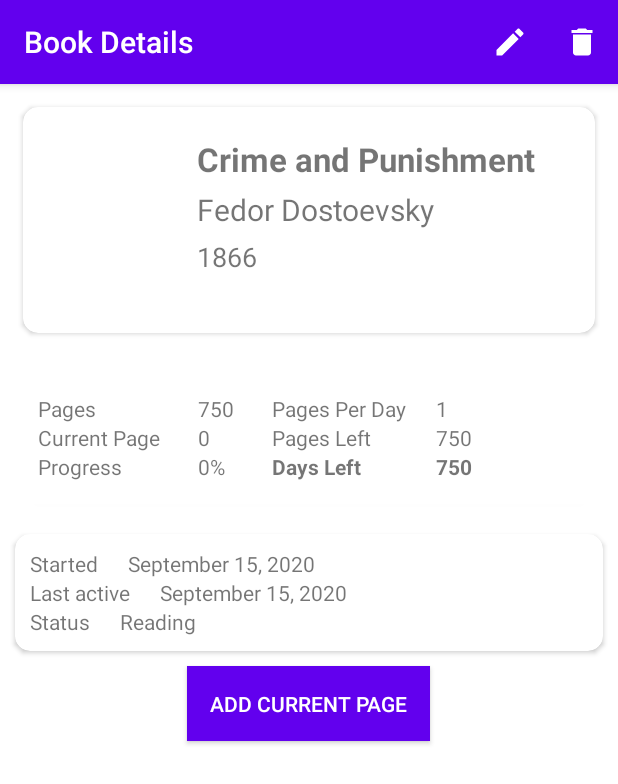
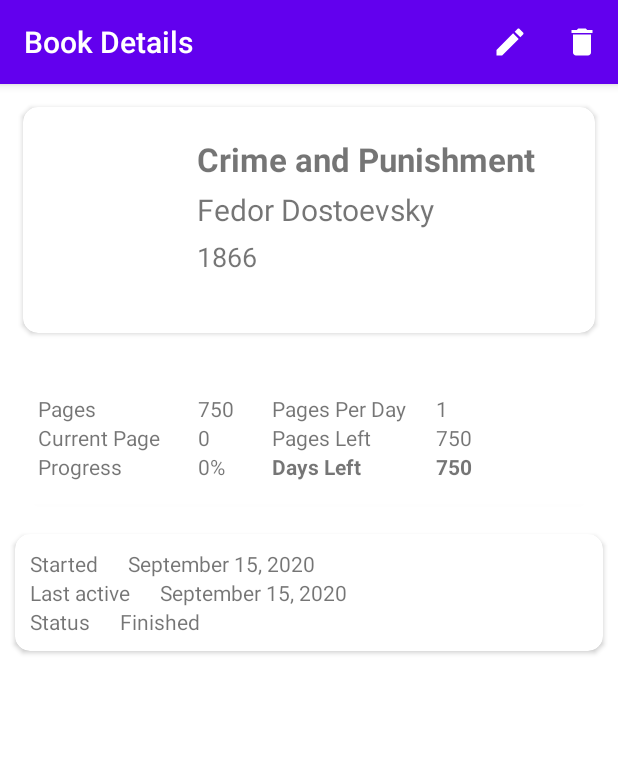
Before and after one commit to L-win/BookStats, an Android app: the screen it shows after launch (ViewBookActivity), after a tap on "1866", on a phone screen of 412 x 824 dp. Shown: the top 784 px of the screen. Run offline under Robolectric (Android 15) with nearby library versions, the phone set to English and light mode, and no system bars; our stand-ins replace Picasso, Room's generated code.

Commit message:
hide button if book is finished display warning before deleting book

```diff
--- a/app/src/main/java/com/elvina/bookstats/database/BookDatabase.java
+++ b/app/src/main/java/com/elvina/bookstats/database/BookDatabase.java
@@ -59,7 +59,17 @@ public abstract class BookDatabase extends RoomDatabase {
                     750);
             bookB.setCoverUri("");
             bookB.setDateAdded("Thu Sep 15 20:21:30 UTC 2020");
+            bookB.setReadingStatus(false);
             bookDao.insert(bookB);
+
+            Book bookC = new Book(
+                    "Prisoner",
+                    "Marcel Proust",
+                    "1936",
+                    500);
+            bookC.setCoverUri("");
+            bookC.setDateAdded("Thu Sep 29 20:21:30 UTC 2020");
+            bookDao.insert(bookC);
 
             return null;
         }
--- a/app/src/main/java/com/elvina/bookstats/ui/book/AddCurrentPageDialog.java
+++ b/app/src/main/java/com/elvina/bookstats/ui/book/AddCurrentPageDialog.java
@@ -47,7 +47,6 @@ public class AddCurrentPageDialog extends AppCompatDialogFragment {
                             int currentPage = Integer.parseInt(editTextCurrentPage.getText().toString());
                             listener.applyTexts(currentPage);
                         }
-
                     }
                 });
 
--- a/app/src/main/java/com/elvina/bookstats/ui/book/ViewBookActivity.java
+++ b/app/src/main/java/com/elvina/bookstats/ui/book/ViewBookActivity.java
@@ -7,6 +7,8 @@ import androidx.lifecycle.Observer;
 import androidx.lifecycle.ViewModelProvider;
 
 import android.app.Activity;
+import android.app.AlertDialog;
+import android.content.DialogInterface;
 import android.content.Intent;
 import android.os.Bundle;
 import android.os.Environment;
@@ -22,6 +24,7 @@ import android.widget.Toast;
 import com.elvina.bookstats.MainActivity;
 import com.elvina.bookstats.R;
 import com.elvina.bookstats.database.Book;
+import com.google.android.material.snackbar.Snackbar;
 import com.squareup.picasso.Picasso;
 
 import java.io.File;
@@ -60,6 +63,8 @@ public class ViewBookActivity extends AppCompatActivity implements AddCurrentPag
     String bookDateAdded, bookDateLastPage, bookProgress;
     long daysSpent;
 
+    Button buttonAddCurrentPage;
+
     DecimalFormat df;
 
     @Override
@@ -78,6 +83,15 @@ public class ViewBookActivity extends AppCompatActivity implements AddCurrentPag
         bookViewModel = new ViewModelProvider(this).get(BookViewModel.class);
         Book book = bookViewModel.getSingleBookMutable(intent.getIntExtra(EXTRA_ID, 0));
 
+        // WHEN NEW PAGE ADDED..
+        buttonAddCurrentPage = findViewById(R.id.button_add_current_page);
+        buttonAddCurrentPage.setOnClickListener(new View.OnClickListener() {
+            @Override
+            public void onClick(View v) {
+                openDialog();
+            }
+        });
+
         // PREPARE DATES
         formatDate(book);
 
@@ -90,14 +104,9 @@ public class ViewBookActivity extends AppCompatActivity implements AddCurrentPag
         // FOR ALERT DIALOG
         setNewBook(book);
 
-        // WHEN NEW PAGE ADDED..
-        Button buttonAddCurrentPage = findViewById(R.id.button_add_current_page);
-        buttonAddCurrentPage.setOnClickListener(new View.OnClickListener() {
-            @Override
-            public void onClick(View v) {
-                openDialog();
-            }
-        });
+//        if(book.getReadingStatus() == false){
+//            buttonAddCurrentPage.setVisibility(View.GONE);
+//        }
 
     }
 
@@ -236,6 +245,12 @@ public class ViewBookActivity extends AppCompatActivity implements AddCurrentPag
                     .into(viewCoverImage);
         }
 
+        if(book.getReadingStatus() == false){
+            buttonAddCurrentPage.setVisibility(View.GONE);
+        }else {
+            buttonAddCurrentPage.setVisibility(View.VISIBLE);
+        }
+
     }
 
     private void setNewBook(Book book) {
@@ -243,11 +258,24 @@ public class ViewBookActivity extends AppCompatActivity implements AddCurrentPag
     }
 
     private void deleteBook() {
-        Intent data = new Intent();
-        data.putExtra(EXTRA_ID, intent.getIntExtra(EXTRA_ID, 1));
-        System.out.println("TEST-0:" + intent.getIntExtra(EXTRA_ID, 1));
-        setResult(RESULT_OK, data);
-        finish();
+
+        new AlertDialog.Builder(this)
+                .setMessage("Delete book?")
+                .setPositiveButton("Yes", new DialogInterface.OnClickListener() {
+                    public void onClick(DialogInterface dialog, int id) {
+                        Intent data = new Intent();
+                        data.putExtra(EXTRA_ID, intent.getIntExtra(EXTRA_ID, 1));
+                        System.out.println("TEST-0:" + intent.getIntExtra(EXTRA_ID, 1));
+                        setResult(RESULT_OK, data);
+                        finish();
+                    }
+                })
+                .setNegativeButton("No", new DialogInterface.OnClickListener() {
+                    public void onClick(DialogInterface dialog, int id) {
+
+                    }
+                }).create().show();
+
     }
 
     @Override
```
